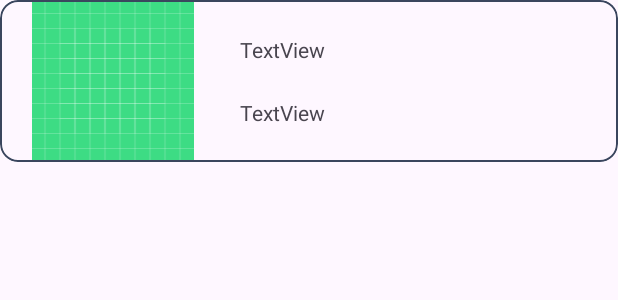
After one commit to Box-size/box.size-android, an Android app: the layout item_analyze_record.xml on its own in the app's theme, with its tools: preview values and no code run, on a phone screen of 412 x 824 dp. The commit adds this screen. Shown: the top 300 px of the screen. Run offline under Robolectric (Android 15) with nearby library versions, the phone set to English and light mode, and no system bars.

Commit message:
feat: Make record screen

```diff
--- a/app/build.gradle
+++ b/app/build.gradle
@@ -79,4 +79,7 @@ dependencies {
     annotationProcessor "androidx.room:room-compiler:$room_version"
     kapt "androidx.room:room-compiler:$room_version"
 
+    //glide
+    implementation 'com.github.bumptech.glide:glide:4.15.1'
+
 }
--- a/app/src/main/java/com/boxdotsize/boxdotsize_android/room/AnalyzeResult.kt
+++ b/app/src/main/java/com/boxdotsize/boxdotsize_android/room/AnalyzeResult.kt
@@ -4,13 +4,15 @@ import androidx.room.ColumnInfo
 import androidx.room.Entity
 import androidx.room.PrimaryKey
 import java.time.LocalDate
+import java.time.LocalDateTime
 import java.util.Date
 
 @Entity(tableName = "analyze_result")
 data class AnalyzeResult (
     @PrimaryKey(autoGenerate = true) val id:Int,
-    val time:LocalDate=LocalDate.now(),
+    val time:LocalDateTime=LocalDateTime.now(),
     val width:Float,
     val height:Float,
-    val tall:Float
+    val tall:Float,
+    val url:String
     )
--- a/app/src/main/java/com/boxdotsize/boxdotsize_android/room/AnalyzeResultDao.kt
+++ b/app/src/main/java/com/boxdotsize/boxdotsize_android/room/AnalyzeResultDao.kt
@@ -1,5 +1,6 @@
 package com.boxdotsize.boxdotsize_android.room
 
+import androidx.lifecycle.LiveData
 import androidx.room.Dao
 import androidx.room.Delete
 import androidx.room.Insert
@@ -10,7 +11,7 @@ import com.boxdotsize.boxdotsize_android.retrofit.Response
 interface AnalyzeResultDao {
 
     @Query("SELECT * FROM analyze_result")
-    fun getAll():List<AnalyzeResult>
+    fun getAll(): LiveData<List<AnalyzeResult>?>
 
 
     @Insert
@@ -18,4 +19,7 @@ interface AnalyzeResultDao {
 
     @Delete
     fun deleteResult(result:AnalyzeResult)
+
+    @Query("DELETE FROM analyze_result")
+    fun deleteAll()
 }
--- a/app/src/main/java/com/boxdotsize/boxdotsize_android/ui/HomeFragment.kt
+++ b/app/src/main/java/com/boxdotsize/boxdotsize_android/ui/HomeFragment.kt
@@ -36,6 +36,10 @@ class HomeFragment : Fragment() {
         binding.btnTest.setOnClickListener {
             findNavController().navigate(R.id.action_homeFragment_to_testFragment)
         }
+
+        binding.btnGoRecord.setOnClickListener {
+            findNavController().navigate(R.id.action_homeFragment_to_recordFragment)
+        }
     }
 
     override fun onDestroyView() {
--- /dev/null
+++ b/app/src/main/res/layout/item_analyze_record.xml
@@ -0,0 +1,48 @@
+<?xml version="1.0" encoding="utf-8"?>
+<com.google.android.material.card.MaterialCardView xmlns:android="http://schemas.android.com/apk/res/android"
+    xmlns:app="http://schemas.android.com/apk/res-auto"
+    xmlns:tools="http://schemas.android.com/tools"
+    android:layout_width="match_parent"
+    android:layout_height="wrap_content"
+    app:strokeColor="@color/cj_navy"
+    app:strokeWidth="1dp">
+
+    <androidx.constraintlayout.widget.ConstraintLayout
+        android:layout_width="match_parent"
+        android:layout_height="wrap_content">
+
+        <ImageView
+            android:id="@+id/iv_record_image"
+            android:layout_width="150dp"
+            android:layout_height="wrap_content"
+            app:layout_constraintBottom_toBottomOf="parent"
+            app:layout_constraintStart_toStartOf="parent"
+            app:layout_constraintTop_toTopOf="parent"
+            app:srcCompat="@drawable/ic_launcher_background" />
+
+        <TextView
+            android:id="@+id/tv_record_time"
+            android:layout_width="0dp"
+            android:layout_height="wrap_content"
+            android:layout_marginStart="10dp"
+            android:layout_marginEnd="10dp"
+            android:text="TextView"
+            app:layout_constraintBottom_toTopOf="@+id/rv_record_result"
+            app:layout_constraintEnd_toEndOf="parent"
+            app:layout_constraintHorizontal_bias="0.5"
+            app:layout_constraintStart_toEndOf="@+id/iv_record_image"
+            app:layout_constraintTop_toTopOf="parent" />
+
+        <TextView
+            android:id="@+id/rv_record_result"
+            android:layout_width="0dp"
+            android:layout_height="wrap_content"
+            android:layout_marginEnd="10dp"
+            android:text="TextView"
+            app:layout_constraintBottom_toBottomOf="parent"
+            app:layout_constraintEnd_toEndOf="parent"
+            app:layout_constraintStart_toStartOf="@+id/tv_record_time"
+            app:layout_constraintTop_toBottomOf="@+id/tv_record_time" />
+
+    </androidx.constraintlayout.widget.ConstraintLayout>
+</com.google.android.material.card.MaterialCardView>
```
Also changed, not shown: app/src/main/java/com/boxdotsize/boxdotsize_android/BoxAnalyzeInteractor.kt (+24 -5 lines), app/src/main/java/com/boxdotsize/boxdotsize_android/room/Converters.kt (+5 -4 lines), app/src/main/java/com/boxdotsize/boxdotsize_android/ui/RecordFragment.kt (added, +57 -0 lines), app/src/main/java/com/boxdotsize/boxdotsize_android/ui/RecordRecyclerAdapter.kt (added, +42 -0 lines), app/src/main/java/com/boxdotsize/boxdotsize_android/ui/RecordViewModel.kt (added, +29 -0 lines), app/src/main/res/layout/fragment_home.xml (+10 -0 lines), app/src/main/res/layout/fragment_record.xml (added, +39 -0 lines), app/src/main/res/navigation/nav_graph.xml (+7 -0 lines).
